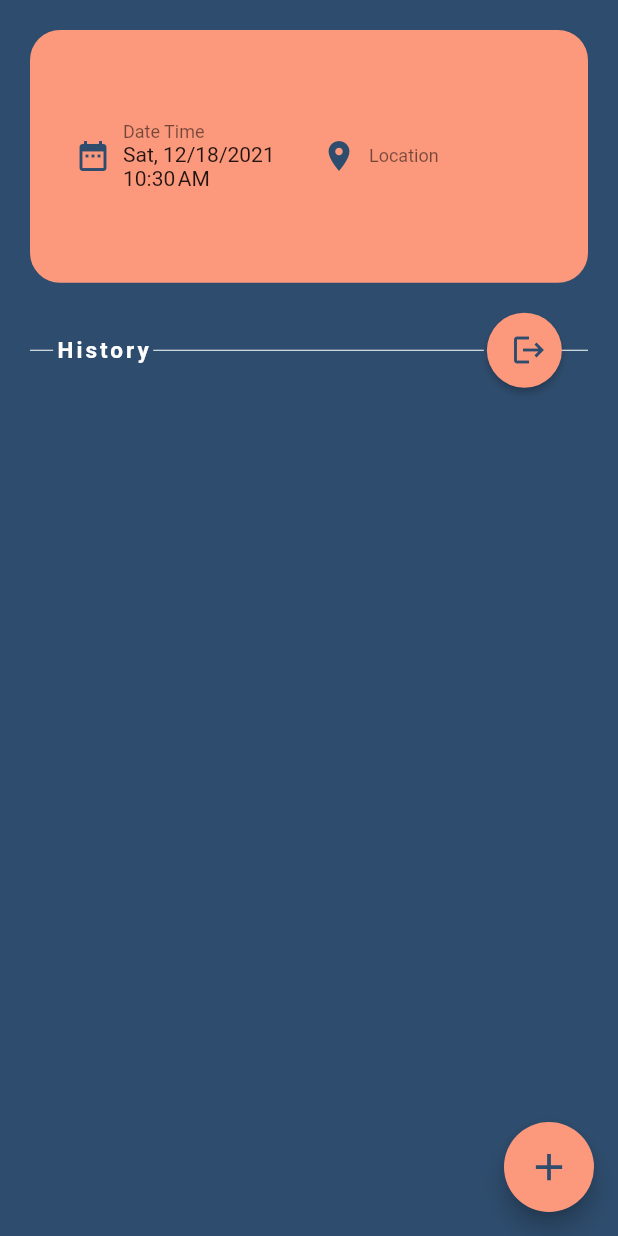
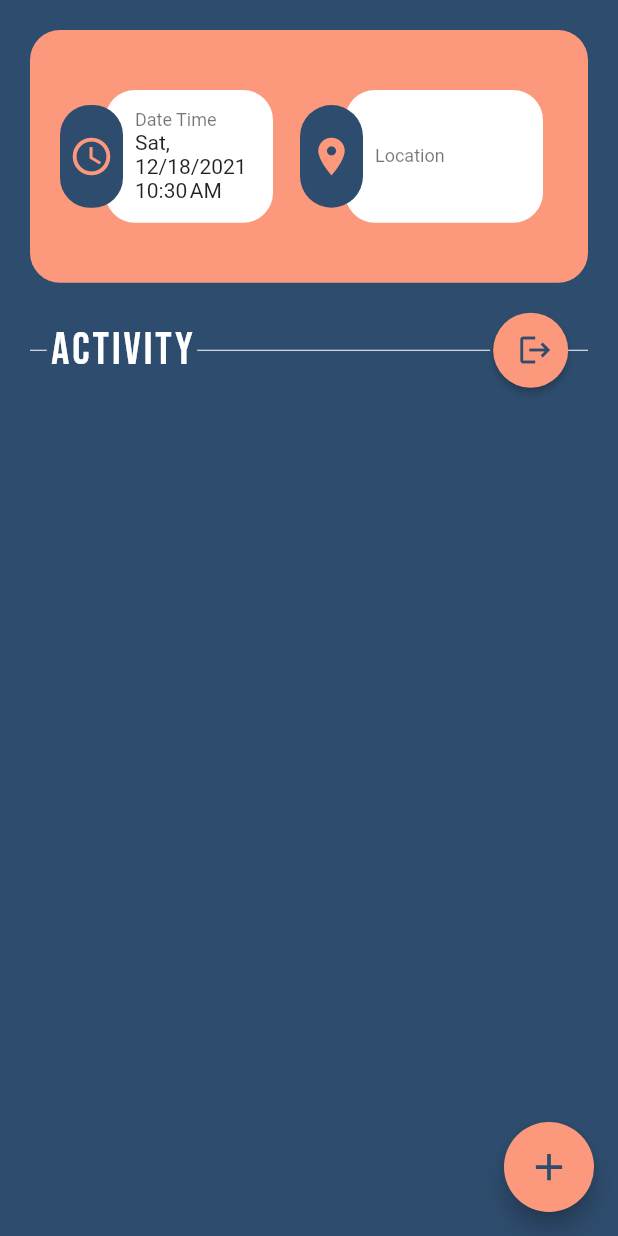
Before and after one commit to kurniawanharry/absensi, a Flutter app: the HomeScreen screen opened by its route, on a phone screen of 412 x 824 dp. Run offline on Flutter 3.47's test engine with Material 2 defaults, Android fonts, the phone set to English and light mode, and no system bars; drawn by our look-alikes of flutter_speed_dial; our stand-ins replace cached_network_image, camera, cloud_firestore, firebase_auth, firebase_core, firebase_storage and 6 more; accounts and stored records are empty.

Commit message:
eight commit

```diff
--- a/lib/screens/home_screen.dart
+++ b/lib/screens/home_screen.dart
@@ -1,5 +1,3 @@
-import 'dart:io';
-
 import 'package:absensi/components/constants.dart';
 import 'package:absensi/models/task.dart';
 import 'package:absensi/models/user.dart';
@@ -167,7 +165,8 @@ class _HomeScreenState extends State<HomeScreen> {
                   Fluttertoast.showToast(msg: msg);
                   return false;
                 } else {
-                  SystemChannels.platform.invokeMethod('SystemNavigator.pop');
+                  await SystemChannels.platform
+                      .invokeMethod('SystemNavigator.pop');
                   return true;
                 }
               },
@@ -261,7 +260,7 @@ class _HomeScreenState extends State<HomeScreen> {
                           flex: 2,
                           child: Container(
                             margin: const EdgeInsets.fromLTRB(20, 20, 20, 0),
-                            padding: const EdgeInsets.only(left: 30, right: 30),
+                            padding: const EdgeInsets.only(left: 20, right: 20),
                             decoration: kContainerDecoration.copyWith(
                               color: kColorMain2,
                               borderRadius: const BorderRadius.only(
@@ -272,23 +271,30 @@ class _HomeScreenState extends State<HomeScreen> {
                               ),
                             ),
                             child: SafeArea(
-                              child: Column(
-                                mainAxisAlignment: MainAxisAlignment.center,
+                              child: Stack(
+                                //mainAxisAlignment: MainAxisAlignment.center,
                                 children: <Widget>[
-                                  Row(
-                                    children: <Widget>[
-                                      Icon(
-                                        Icons.date_range,
-                                        color: kColorMain,
+                                  Positioned(
+                                    top: 40,
+                                    bottom: 40,
+                                    left: 30,
+                                    right: 190,
+                                    child: Container(
+                                      padding: EdgeInsets.only(left: 20),
+                                      decoration: kContainerDecoration.copyWith(
+                                        color: Colors.white,
+                                        borderRadius: const BorderRadius.only(
+                                          topLeft: Radius.circular(20.0),
+                                          topRight: Radius.circular(20.0),
+                                          bottomLeft: Radius.circular(20.0),
+                                          bottomRight: Radius.circular(20.0),
                                         ),
-                                      SizedBox(
-                                        width: 8,
                                       ),
-                                      Expanded(
-                                          flex: 2,
                                       child: Column(
                                         crossAxisAlignment:
                                             CrossAxisAlignment.start,
+                                        mainAxisAlignment:
+                                            MainAxisAlignment.center,
                                         children: [
                                           Text(
                                             'Date Time',
@@ -298,22 +304,48 @@ class _HomeScreenState extends State<HomeScreen> {
                                           ),
                                           Text(_timeString.toString()),
                                         ],
-                                          )),
-                                      SizedBox(
-                                        width: 16,
                                       ),
-                                      Icon(
-                                        Icons.location_on,
+                                    ),
+                                  ),
+                                  Positioned(
+                                    top: 50,
+                                    bottom: 50,
+                                    left: 0,
+                                    right: 290,
+                                    child: Container(
+                                      decoration: BoxDecoration(
+                                        borderRadius: BorderRadius.all(
+                                            Radius.circular(20)),
                                         color: kColorMain,
                                       ),
-                                      SizedBox(
-                                        width: 8,
+                                      child: Icon(
+                                        Icons.access_time,
+                                        color: kColorMain2,
+                                        size: 30,
                                       ),
-                                      Expanded(
-                                        flex: 2,
+                                    ),
+                                  ),
+                                  Positioned(
+                                    top: 40,
+                                    bottom: 40,
+                                    left: 190,
+                                    right: 10,
+                                    child: Container(
+                                      padding: EdgeInsets.only(left: 20),
+                                      decoration: kContainerDecoration.copyWith(
+                                        color: Colors.white,
+                                        borderRadius: const BorderRadius.only(
+                                          topLeft: Radius.circular(20.0),
+                                          topRight: Radius.circular(20.0),
+                                          bottomLeft: Radius.circular(20.0),
+                                          bottomRight: Radius.circular(20.0),
+                                        ),
+                                      ),
                                       child: Column(
                                         crossAxisAlignment:
                                             CrossAxisAlignment.start,
+                                        mainAxisAlignment:
+                                            MainAxisAlignment.center,
                                         children: <Widget>[
                                           Text(
                                             'Location',
@@ -330,7 +362,24 @@ class _HomeScreenState extends State<HomeScreen> {
                                         ],
                                       ),
                                     ),
-                                    ],
+                                  ),
+                                  Positioned(
+                                    top: 50,
+                                    bottom: 50,
+                                    left: 160,
+                                    right: 130,
+                                    child: Container(
+                                      decoration: BoxDecoration(
+                                        borderRadius: BorderRadius.all(
+                                            Radius.circular(30)),
+                                        color: kColorMain,
+                                      ),
+                                      child: Icon(
+                                        Icons.location_on,
+                                        color: kColorMain2,
+                                        size: 30,
+                                      ),
+                                    ),
                                   ),
                                 ],
                               ),
@@ -354,8 +403,8 @@ class _HomeScreenState extends State<HomeScreen> {
                                   ),
                                 ),
                                 Text(
-                                  'History',
-                                  style: kSendButtonTextStyle,
+                                  'Activity',
+                                  style: kTextStyle.copyWith(fontSize: 30),
                                 ),
                                 Expanded(
                                   flex: 6,
--- a/lib/screens/login_screen.dart
+++ b/lib/screens/login_screen.dart
@@ -121,7 +121,7 @@ class _LoginScreenState extends State<LoginScreen> {
                             height: 20.0,
                           ),
                           Row(
-                            mainAxisAlignment: MainAxisAlignment.end,
+                            mainAxisAlignment: MainAxisAlignment.center,
                             children: [
                               Text('Don\'t have an account yet ?'),
                               TextButton(
@@ -130,7 +130,7 @@ class _LoginScreenState extends State<LoginScreen> {
                                       context, RegistrationScreen.id);
                                 },
                                 child: Text(
-                                  'SIGN UP',
+                                  'Sign Up',
                                   style: TextStyle(
                                       decoration: TextDecoration.underline),
                                 ),
--- a/lib/screens/registration_screen.dart
+++ b/lib/screens/registration_screen.dart
@@ -144,7 +144,7 @@ class _RegistrationScreenState extends State<RegistrationScreen> {
                             height: 20.0,
                           ),
                           Row(
-                            mainAxisAlignment: MainAxisAlignment.end,
+                            mainAxisAlignment: MainAxisAlignment.center,
                             children: [
                               Text('Already have an account ?'),
                               TextButton(
@@ -153,7 +153,7 @@ class _RegistrationScreenState extends State<RegistrationScreen> {
                                       context, LoginScreen.id);
                                 },
                                 child: Text(
-                                  'LOG IN',
+                                  'Log In',
                                   style: TextStyle(
                                       decoration: TextDecoration.underline),
                                 ),
--- a/lib/screens/welcome_screen.dart
+++ b/lib/screens/welcome_screen.dart
@@ -1,11 +1,8 @@
 import 'package:absensi/components/constants.dart';
-import 'package:absensi/models/user.dart';
-import 'package:absensi/screens/home_screen.dart';
 import 'package:absensi/screens/login_screen.dart';
 import 'package:absensi/screens/registration_screen.dart';
 import 'package:flutter/material.dart';
 import 'package:absensi/components/round_button.dart';
-import 'package:provider/provider.dart';
 
 class WelcomeScreen extends StatefulWidget {
   static const String id = '/';
@@ -27,25 +24,20 @@ class _WelcomeScreenState extends State<WelcomeScreen> {
 
   @override
   Widget build(BuildContext context) {
-    final user = context.read<UserAbsen>();
-    return user != null
-        ? HomeScreen.id
-        : Scaffold(
+    return Scaffold(
       backgroundColor: Color(0xFF2E4C6D),
       body: Column(
-              //crossAxisAlignment: CrossAxisAlignment.stretch,
         children: <Widget>[
           Expanded(
             flex: 6,
             child: Container(
               padding: EdgeInsets.all(10.0),
               child: Column(
+                mainAxisAlignment: MainAxisAlignment.center,
                 children: [
-                        Container(
-                          child: Image(
+                  Image(
                     image: AssetImage(
                       'assets/logo.png',
-                            ),
                     ),
                   ),
                 ],
@@ -116,8 +108,7 @@ class _WelcomeScreenState extends State<WelcomeScreen> {
                         Expanded(
                           flex: 4,
                           child: Container(
-                                  margin:
-                                      EdgeInsets.only(left: 20.0, right: 2.0),
+                            margin: EdgeInsets.only(left: 20.0, right: 2.0),
                             child: Divider(
                               color: Colors.black54,
                               height: 2,
@@ -130,8 +121,7 @@ class _WelcomeScreenState extends State<WelcomeScreen> {
                         Expanded(
                           flex: 4,
                           child: Container(
-                                  margin:
-                                      EdgeInsets.only(left: 2.0, right: 20.0),
+                            margin: EdgeInsets.only(left: 2.0, right: 20.0),
                             child: Divider(
                               color: Colors.black54,
                               height: 2,
@@ -152,8 +142,7 @@ class _WelcomeScreenState extends State<WelcomeScreen> {
                         titleButton: 'SIGNUP',
                         colorButton: kColorMain2,
                         pressedButton: () {
-                                Navigator.pushNamed(
-                                    context, RegistrationScreen.id);
+                          Navigator.pushNamed(context, RegistrationScreen.id);
                         },
                       ),
                     ),
--- a/lib/widgets/list_view_user.dart
+++ b/lib/widgets/list_view_user.dart
@@ -15,6 +15,7 @@ class ListViewUser extends StatelessWidget {
                 child: const CircularProgressIndicator(),
               )
             : ListView.builder(
+                cacheExtent: 9999,
                 itemCount: absen.length,
                 itemBuilder: (context, index) {
                   final task = absen[index];
--- a/pubspec.yaml
+++ b/pubspec.yaml
@@ -34,7 +34,6 @@ dependencies:
   # Use with the CupertinoIcons class for iOS style icons.
   cupertino_icons: ^1.0.2
   flutter_speed_dial: ^4.3.0
-  path_provider: ^2.0.8
   geolocator: ^8.0.0
   geocoding: ^2.0.1
   provider: ^6.0.1
@@ -45,7 +44,6 @@ dependencies:
   intl: ^0.17.0
   fluttertoast: ^8.0.8
   shared_preferences: ^2.0.11
-  image_picker: ^0.8.4+4
   modal_progress_hud: ^0.1.3
   flutter_spinkit: ^5.1.0
   cached_network_image: ^3.2.0
```
Also changed, not shown: pubspec.lock. Lines whose indentation alone changed are shown as unchanged.
